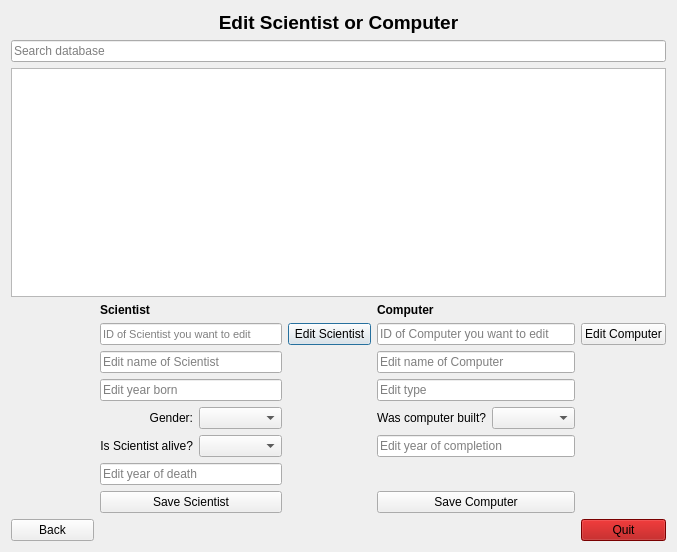
Above: Skil3/EditWindow.ui from Chiquita40-VLN-H2016/chiquita40 before the change. Below: the same form after it.
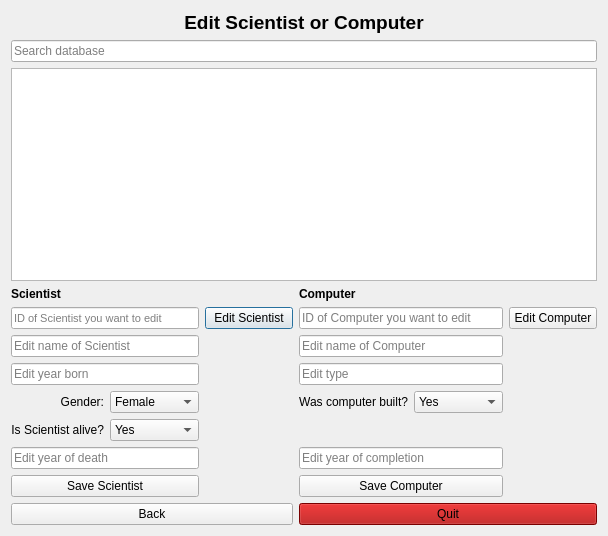
That is the form after the change.

Commit message: Edit tilbúinn fyrir Scientist og Computer

Patch:
```diff
--- a/Skil3/EditWindow.ui
+++ b/Skil3/EditWindow.ui
@@ -6,46 +6,46 @@
    <rect>
     <x>0</x>
     <y>0</y>
-    <width>677</width>
-    <height>552</height>
+    <width>608</width>
+    <height>536</height>
    </rect>
   </property>
   <property name="windowTitle">
    <string>Dialog</string>
   </property>
   <layout class="QGridLayout" name="gridLayout">
-   <item row="0" column="0" colspan="7">
+   <item row="0" column="0" colspan="6">
     <widget class="QLabel" name="label">
      <property name="text">
       <string>&lt;html&gt;&lt;head/&gt;&lt;body&gt;&lt;p align=&quot;center&quot;&gt;&lt;span style=&quot; font-size:14pt; font-weight:600;&quot;&gt;Edit Scientist or Computer&lt;/span&gt;&lt;/p&gt;&lt;/body&gt;&lt;/html&gt;</string>
      </property>
     </widget>
    </item>
-   <item row="1" column="0" colspan="7">
+   <item row="1" column="0" colspan="6">
     <widget class="QLineEdit" name="input_editPageSearch">
      <property name="placeholderText">
       <string>Search database</string>
      </property>
     </widget>
    </item>
-   <item row="2" column="0" colspan="7">
+   <item row="2" column="0" colspan="6">
     <widget class="QListWidget" name="list_editPageSearchResult"/>
    </item>
-   <item row="3" column="1">
+   <item row="3" column="0">
     <widget class="QLabel" name="label_editScientist">
      <property name="text">
       <string>&lt;html&gt;&lt;head/&gt;&lt;body&gt;&lt;p&gt;&lt;span style=&quot; font-weight:600;&quot;&gt;Scientist&lt;/span&gt;&lt;/p&gt;&lt;/body&gt;&lt;/html&gt;</string>
      </property>
     </widget>
    </item>
-   <item row="3" column="4">
+   <item row="3" column="3">
     <widget class="QLabel" name="label_editComputer">
      <property name="text">
       <string>&lt;html&gt;&lt;head/&gt;&lt;body&gt;&lt;p&gt;&lt;span style=&quot; font-weight:600;&quot;&gt;Computer&lt;/span&gt;&lt;/p&gt;&lt;/body&gt;&lt;/html&gt;</string>
      </property>
     </widget>
    </item>
-   <item row="4" column="1" colspan="2">
+   <item row="4" column="0" colspan="2">
     <widget class="QLineEdit" name="input_editIdScientist">
      <property name="font">
       <font>
@@ -66,14 +66,14 @@
      </property>
     </widget>
    </item>
-   <item row="4" column="3">
+   <item row="4" column="2">
     <widget class="QPushButton" name="button_editScientist">
      <property name="text">
       <string>Edit Scientist</string>
      </property>
     </widget>
    </item>
-   <item row="4" column="4" colspan="2">
+   <item row="4" column="3" colspan="2">
     <widget class="QLineEdit" name="input_editIdComputer">
      <property name="autoFillBackground">
       <bool>false</bool>
@@ -86,14 +86,14 @@
      </property>
     </widget>
    </item>
-   <item row="4" column="6">
+   <item row="4" column="5">
     <widget class="QPushButton" name="button_editComputer">
      <property name="text">
       <string>Edit Computer</string>
      </property>
     </widget>
    </item>
-   <item row="5" column="1" colspan="2">
+   <item row="5" column="0" colspan="2">
     <widget class="QLineEdit" name="input_editNameScientist">
      <property name="autoFillBackground">
       <bool>false</bool>
@@ -106,7 +106,7 @@
      </property>
     </widget>
    </item>
-   <item row="5" column="4" colspan="2">
+   <item row="5" column="3" colspan="2">
     <widget class="QLineEdit" name="input_editNameComputer">
      <property name="autoFillBackground">
       <bool>false</bool>
@@ -119,7 +119,7 @@
      </property>
     </widget>
    </item>
-   <item row="6" column="1" colspan="2">
+   <item row="6" column="0" colspan="2">
     <widget class="QLineEdit" name="input_editYearBorn">
      <property name="autoFillBackground">
       <bool>false</bool>
@@ -132,7 +132,7 @@
      </property>
     </widget>
    </item>
-   <item row="6" column="4" colspan="2">
+   <item row="6" column="3" colspan="2">
     <widget class="QLineEdit" name="input_editType">
      <property name="autoFillBackground">
       <bool>false</bool>
@@ -145,18 +145,18 @@
      </property>
     </widget>
    </item>
-   <item row="7" column="1">
+   <item row="7" column="0">
     <widget class="QLabel" name="label_gender">
      <property name="text">
       <string>&lt;html&gt;&lt;head/&gt;&lt;body&gt;&lt;p align=&quot;right&quot;&gt;Gender:&lt;/p&gt;&lt;/body&gt;&lt;/html&gt;</string>
      </property>
     </widget>
    </item>
-   <item row="7" column="2">
+   <item row="7" column="1">
     <widget class="QComboBox" name="comboBox_editGender">
      <item>
       <property name="text">
-       <string/>
+       <string>Female</string>
       </property>
      </item>
      <item>
@@ -171,20 +171,15 @@
      </item>
     </widget>
    </item>
-   <item row="7" column="4">
+   <item row="7" column="3">
     <widget class="QLabel" name="label_computerBuilt">
      <property name="text">
       <string>&lt;html&gt;&lt;head/&gt;&lt;body&gt;&lt;p align=&quot;right&quot;&gt;Was computer built?&lt;/p&gt;&lt;/body&gt;&lt;/html&gt;</string>
      </property>
     </widget>
    </item>
-   <item row="7" column="5">
+   <item row="7" column="4">
     <widget class="QComboBox" name="comboBox_editComputerBuilt">
-     <item>
-      <property name="text">
-       <string/>
-      </property>
-     </item>
      <item>
       <property name="text">
        <string>Yes</string>
@@ -197,20 +192,15 @@
      </item>
     </widget>
    </item>
-   <item row="8" column="1">
+   <item row="8" column="0">
     <widget class="QLabel" name="label_ScientistAlive">
      <property name="text">
       <string>&lt;html&gt;&lt;head/&gt;&lt;body&gt;&lt;p align=&quot;right&quot;&gt;Is Scientist alive?&lt;/p&gt;&lt;/body&gt;&lt;/html&gt;</string>
      </property>
     </widget>
    </item>
-   <item row="8" column="2">
+   <item row="8" column="1">
     <widget class="QComboBox" name="comboBox_editScientistAlive">
-     <item>
-      <property name="text">
-       <string/>
-      </property>
-     </item>
      <item>
       <property name="text">
        <string>Yes</string>
@@ -223,20 +213,7 @@
      </item>
     </widget>
    </item>
-   <item row="8" column="4" colspan="2">
-    <widget class="QLineEdit" name="input_editYearOfCompletion">
-     <property name="autoFillBackground">
-      <bool>false</bool>
-     </property>
-     <property name="text">
-      <string/>
-     </property>
-     <property name="placeholderText">
-      <string>Edit year of completion</string>
-     </property>
-    </widget>
-   </item>
-   <item row="9" column="1" colspan="2">
+   <item row="9" column="0" colspan="2">
     <widget class="QLineEdit" name="input_editYearOfDeath">
      <property name="autoFillBackground">
       <bool>false</bool>
@@ -249,14 +226,41 @@
      </property>
     </widget>
    </item>
-   <item row="11" column="0">
+   <item row="9" column="3" colspan="2">
+    <widget class="QLineEdit" name="input_editYearOfCompletion">
+     <property name="autoFillBackground">
+      <bool>false</bool>
+     </property>
+     <property name="text">
+      <string/>
+     </property>
+     <property name="placeholderText">
+      <string>Edit year of completion</string>
+     </property>
+    </widget>
+   </item>
+   <item row="10" column="0" colspan="2">
+    <widget class="QPushButton" name="button_saveEditScientist">
+     <property name="text">
+      <string>Save Scientist</string>
+     </property>
+    </widget>
+   </item>
+   <item row="10" column="3" colspan="2">
+    <widget class="QPushButton" name="button_saveEditComputer">
+     <property name="text">
+      <string>Save Computer</string>
+     </property>
+    </widget>
+   </item>
+   <item row="11" column="0" colspan="3">
     <widget class="QPushButton" name="button_editBack">
      <property name="text">
       <string>Back</string>
      </property>
     </widget>
    </item>
-   <item row="11" column="6">
+   <item row="11" column="3" colspan="3">
     <widget class="QPushButton" name="button_editQuit">
      <property name="styleSheet">
       <string notr="true">background-color: rgb(170, 0, 0);
@@ -269,20 +273,6 @@
      </property>
     </widget>
    </item>
-   <item row="10" column="1" colspan="2">
-    <widget class="QPushButton" name="button_saveEditScientist">
-     <property name="text">
-      <string>Save Scientist</string>
-     </property>
-    </widget>
-   </item>
-   <item row="10" column="4" colspan="2">
-    <widget class="QPushButton" name="button_saveEditComputer">
-     <property name="text">
-      <string>Save Computer</string>
-     </property>
-    </widget>
-   </item>
   </layout>
  </widget>
  <resources/>
```
Left out of the diff: 7 changed lines with no effect on the pictures. The commit also changes 2 other files.
